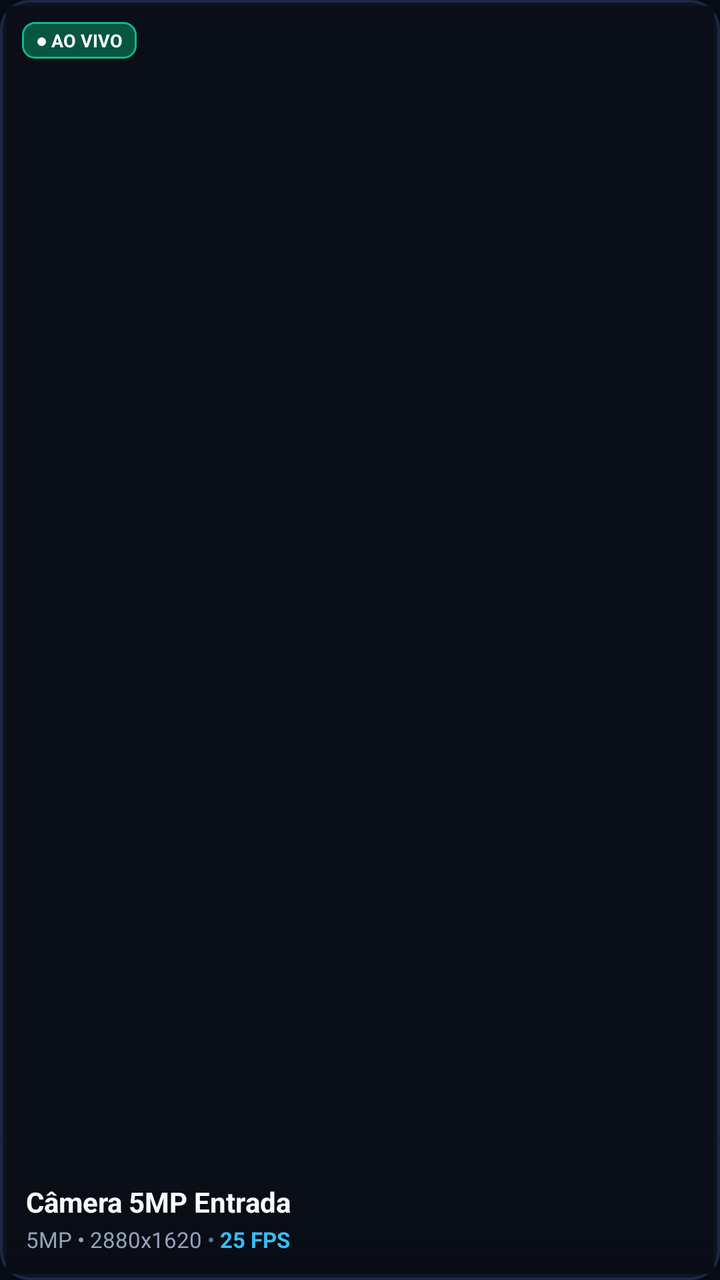
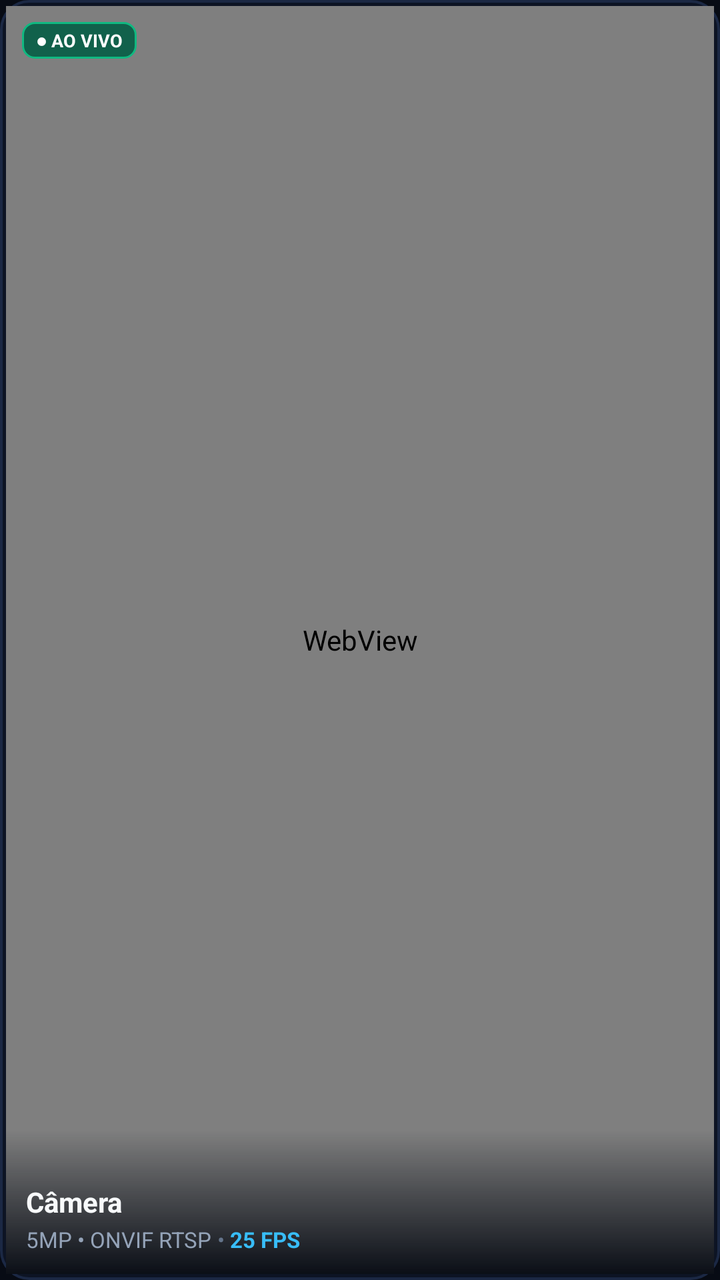

An Android layout rendered at two revisions. The XML below is the earlier revision; the diff shows what the commit changed to produce the second picture.
<!-- AndroidManifest.xml: application theme Theme.ServONVIF -->
<!-- res/layout/item_camera_tv_card.xml -->
<?xml version="1.0" encoding="utf-8"?>
<FrameLayout xmlns:android="http://schemas.android.com/apk/res/android"
    android:id="@+id/cardCameraRoot"
    android:layout_width="280dp"
    android:layout_height="158dp"
    android:layout_marginEnd="18dp"
    android:focusable="true"
    android:clickable="true"
    android:background="@drawable/bg_tv_card_selector"
    android:padding="3dp">

    
    <FrameLayout
        android:layout_width="match_parent"
        android:layout_height="match_parent"
        android:background="#090E18">

        
        <ImageView
            android:id="@+id/imgCameraThumbnail"
            android:layout_width="match_parent"
            android:layout_height="match_parent"
            android:scaleType="centerCrop"
            android:contentDescription="Camera Preview" />

        
        <View
            android:layout_width="match_parent"
            android:layout_height="72dp"
            android:layout_gravity="bottom"
            android:background="@drawable/bg_tv_hero_gradient" />

        
        <LinearLayout
            android:layout_width="match_parent"
            android:layout_height="wrap_content"
            android:orientation="horizontal"
            android:padding="8dp"
            android:gravity="center_vertical">

            <TextView
                android:id="@+id/tvCardLiveBadge"
                android:layout_width="wrap_content"
                android:layout_height="wrap_content"
                android:background="@drawable/bg_live_badge"
                android:text="● AO VIVO"
                android:textColor="#FFFFFF"
                android:textSize="9sp"
                android:textStyle="bold"
                android:paddingHorizontal="7dp"
                android:paddingVertical="3dp" />

            <View
                android:layout_width="0dp"
                android:layout_height="1dp"
                android:layout_weight="1" />

            <TextView
                android:id="@+id/tvCardMotionBadge"
                android:layout_width="wrap_content"
                android:layout_height="wrap_content"
                android:background="@drawable/bg_motion_alert_badge"
                android:text="MOVIMENTO"
                android:textColor="#FFFFFF"
                android:textSize="9sp"
                android:textStyle="bold"
                android:paddingHorizontal="7dp"
                android:paddingVertical="3dp"
                android:visibility="gone" />
        </LinearLayout>

        
        <LinearLayout
            android:layout_width="match_parent"
            android:layout_height="wrap_content"
            android:layout_gravity="bottom"
            android:orientation="vertical"
            android:padding="10dp">

            <TextView
                android:id="@+id/tvCardCameraName"
                android:layout_width="match_parent"
                android:layout_height="wrap_content"
                android:text="Câmera 5MP Entrada"
                android:textColor="#F8FAFC"
                android:textSize="14sp"
                android:textStyle="bold"
                android:singleLine="true"
                android:ellipsize="end" />

            <LinearLayout
                android:id="@+id/layoutCardExtraMeta"
                android:layout_width="match_parent"
                android:layout_height="wrap_content"
                android:orientation="horizontal"
                android:gravity="center_vertical"
                android:layout_marginTop="2dp">

                <TextView
                    android:id="@+id/tvCardCameraRes"
                    android:layout_width="wrap_content"
                    android:layout_height="wrap_content"
                    android:text="5MP • 2880x1620"
                    android:textColor="#94A3B8"
                    android:textSize="11sp" />

                <TextView
                    android:layout_width="wrap_content"
                    android:layout_height="wrap_content"
                    android:text=" • "
                    android:textColor="#64748B"
                    android:textSize="11sp" />

                <TextView
                    android:id="@+id/tvCardCameraFps"
                    android:layout_width="wrap_content"
                    android:layout_height="wrap_content"
                    android:text="25 FPS"
                    android:textColor="#38BDF8"
                    android:textSize="11sp"
                    android:textStyle="bold" />
            </LinearLayout>
        </LinearLayout>
    </FrameLayout>
</FrameLayout>
<!-- resources referenced by this layout -->
<resources>
  <!-- drawable bg_live_badge (drawable) -->
  <?xml version="1.0" encoding="utf-8"?>
  <shape xmlns:android="http://schemas.android.com/apk/res/android"
      android:shape="rectangle">
      <solid android:color="#E6065F46" />
      <stroke android:width="1dp" android:color="#10B981" />
      <corners android:radius="6dp" />
  </shape>
  <!-- drawable bg_motion_alert_badge (drawable) -->
  <?xml version="1.0" encoding="utf-8"?>
  <shape xmlns:android="http://schemas.android.com/apk/res/android"
      android:shape="rectangle">
      <solid android:color="#E6991B1B" />
      <stroke android:width="1dp" android:color="#EF4444" />
      <corners android:radius="6dp" />
  </shape>
  <!-- drawable bg_tv_card_selector (drawable) -->
  <?xml version="1.0" encoding="utf-8"?>
  <selector xmlns:android="http://schemas.android.com/apk/res/android">
      
      <item android:state_focused="true">
          <shape android:shape="rectangle">
              <solid android:color="#162035" />
              <stroke android:width="3dp" android:color="#38BDF8" />
              <corners android:radius="14dp" />
          </shape>
      </item>
      
      <item android:state_pressed="true">
          <shape android:shape="rectangle">
              <solid android:color="#1E2E4E" />
              <stroke android:width="3dp" android:color="#0EA5E9" />
              <corners android:radius="14dp" />
          </shape>
      </item>
      
      <item>
          <shape android:shape="rectangle">
              <solid android:color="#0D1424" />
              <stroke android:width="1.2dp" android:color="#1B2844" />
              <corners android:radius="14dp" />
          </shape>
      </item>
  </selector>
  <!-- drawable bg_tv_hero_gradient (drawable) -->
  <?xml version="1.0" encoding="utf-8"?>
  <shape xmlns:android="http://schemas.android.com/apk/res/android"
      android:shape="rectangle">
      <gradient
          android:angle="270"
          android:startColor="#00080C14"
          android:centerColor="#80080C14"
          android:endColor="#FA080C14"
          android:type="linear" />
  </shape>
  <style name="Theme.ServONVIF" parent="Theme.MaterialComponents.DayNight.NoActionBar">
          <item name="colorPrimary">@color/blue_primary</item>
          <item name="android:windowBackground">@color/dark_bg</item>
      </style>
  <color name="blue_primary">#FF2563EB</color>
  <color name="dark_bg">#FF070B14</color>
</resources>

<!-- the commit's change to res/layout/item_camera_tv_card.xml (unified diff, before → after) -->
@@ -16,12 +16,12 @@
         android:background="#090E18">
 
         
-        <ImageView
-            android:id="@+id/imgCameraThumbnail"
+        <WebView
+            android:id="@+id/webCameraStream"
             android:layout_width="match_parent"
             android:layout_height="match_parent"
-            android:scaleType="centerCrop"
-            android:contentDescription="Camera Preview" />
+            android:focusable="false"
+            android:clickable="false" />
 
         
         <View
@@ -81,7 +81,7 @@
                 android:id="@+id/tvCardCameraName"
                 android:layout_width="match_parent"
                 android:layout_height="wrap_content"
-                android:text="Câmera 5MP Entrada"
+                android:text="Câmera"
                 android:textColor="#F8FAFC"
                 android:textSize="14sp"
                 android:textStyle="bold"
@@ -100,7 +100,7 @@
                     android:id="@+id/tvCardCameraRes"
                     android:layout_width="wrap_content"
                     android:layout_height="wrap_content"
-                    android:text="5MP • 2880x1620"
+                    android:text="5MP • ONVIF RTSP"
                     android:textColor="#94A3B8"
                     android:textSize="11sp" />
 
